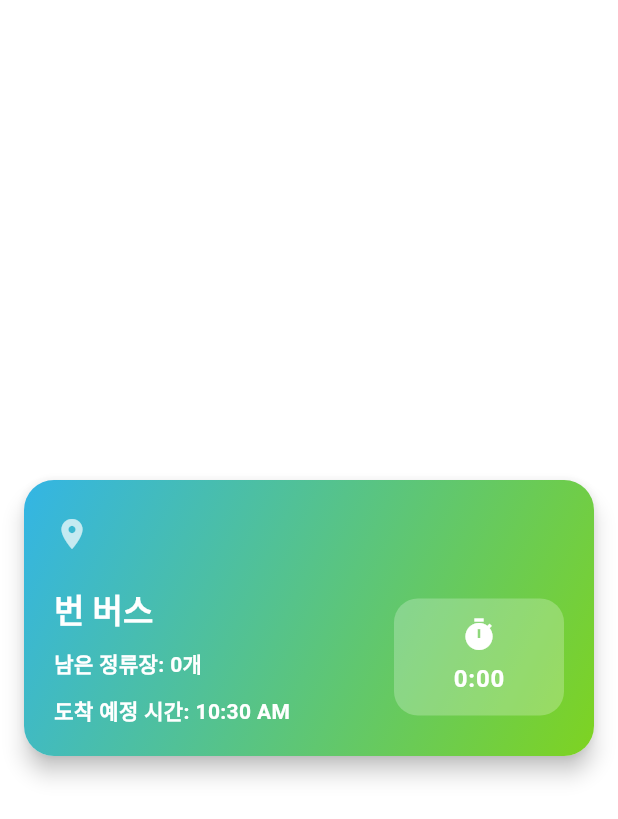
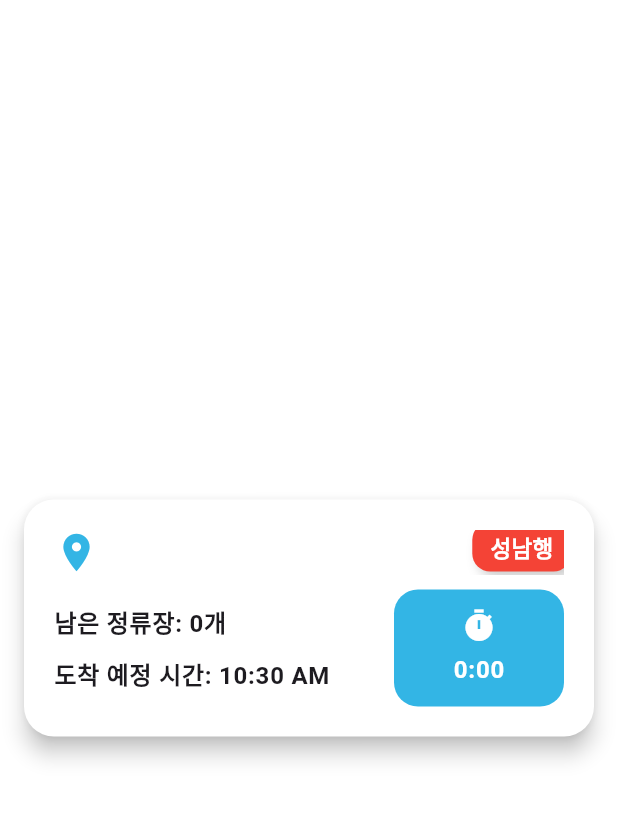
Before and after one commit to hoony00/3000BusTracker, a Flutter app: the BusArrivalCard widget shown alone on an empty page, opened directly with empty values, on a phone screen of 412 x 824 dp. Shown: the top 819 px of the screen. Run offline on Flutter 3.47's test engine with Material 3 defaults, Android fonts, the phone set to English and light mode, and no system bars; our stand-ins replace dio, flutter_dotenv, flutter_riverpod, webview_flutter; network calls fail.

Commit message:
feat : 배경이미지 및 카드 포메팅 수정

```diff
--- a/lib/screens/component/w_card.dart
+++ b/lib/screens/component/w_card.dart
@@ -73,46 +73,66 @@ class _BusArrivalCardState extends ConsumerState<BusArrivalCard> with TickerProv
 
     final isMisa = ref.watch(selectedStationProvider) == BusStations.misaStation;
 
+    Color customColor = isMisa ? const Color(0xFF33B5E5) : const Color(0xFF7ED321);
+
     return Center(
       child: Card(
+        surfaceTintColor: Colors.transparent,
+        color: Colors.white,
         elevation: 6,
         shape: RoundedRectangleBorder(borderRadius: BorderRadius.circular(20)),
         margin: const EdgeInsets.all(16),
-        child: Container(
-          decoration: BoxDecoration(
-            borderRadius: BorderRadius.circular(20),
-            gradient: LinearGradient(
-              colors: isMisa ? [
-                const Color(0xFF33B5E5),
-                const Color(0xFF7ED321),
-              ] : [
-                const Color(0xFF7ED321),
-                const Color(0xFF33B5E5),
-              ],
-              begin: Alignment.topLeft,
-              end: Alignment.bottomRight,
-            ),
-          ),
+        child: Padding(
           padding: const EdgeInsets.all(20),
           child: Column(
             mainAxisSize: MainAxisSize.min,
             children: [
-              Row(
+              Stack(
                 children: [
-                  const Icon(Icons.location_on, color: Colors.white70),
-                  const SizedBox(width: 10),
-                  Expanded(
-                    child: Text(
-                      widget.stationName,
-                      style: Theme.of(context).textTheme.headlineSmall?.copyWith(
-                        fontWeight: FontWeight.bold,
-                        color: Colors.white,
+                  Row(
+                    children: [
+                      Icon(Icons.location_on, color: customColor, size: 30),
+                      const SizedBox(width: 3),
+                      Expanded(
+                        child: Text(
+                          widget.stationName,
+                          style: Theme.of(context).textTheme.titleLarge?.copyWith(
+                            fontWeight: FontWeight.bold,
+                            color: Colors.black,
+                          ),
+                        ),
+                      ),
+                    ],
+                  ),
+                  Positioned(
+                    top: -5,
+                    right: -5,
+                    child: Container(
+                      padding: const EdgeInsets.symmetric(horizontal: 12, vertical: 6),
+                      decoration: BoxDecoration(
+                        color: Colors.red,
+                        borderRadius: BorderRadius.circular(12),
+                        boxShadow: [
+                          BoxShadow(
+                            color: Colors.black.withOpacity(0.2),
+                            blurRadius: 6,
+                            offset: Offset(4, 4),
+                          ),
+                        ],
+                      ),
+                      child: Text(
+                      isMisa ? '성남행' : '하남행',
+                        style: TextStyle(
+                          fontWeight: FontWeight.w600,
+                          color: Colors.white,
+                          fontSize: 15,
+                        ),
                       ),
                     ),
                   ),
                 ],
               ),
-              const SizedBox(height: 20),
+              const SizedBox(height: 10),
               Row(
                 children: [
                   Expanded(
@@ -121,25 +141,15 @@ class _BusArrivalCardState extends ConsumerState<BusArrivalCard> with TickerProv
                       crossAxisAlignment: CrossAxisAlignment.start,
                       children: [
                         Text(
-                          '${widget.busArrival.routeNumber}번 버스',
-                          style: Theme.of(context).textTheme.titleLarge?.copyWith(
-                            color: Colors.white,
-                            fontWeight: FontWeight.w600,
-                          ),
-                        ),
-                        const SizedBox(height: 10),
-                        Text(
                           '남은 정류장: ${widget.busArrival.prevStationCount}개',
-                          style: Theme.of(context).textTheme.bodyMedium?.copyWith(
-                            color: Colors.white,
+                          style: Theme.of(context).textTheme.bodyLarge?.copyWith(
                             fontWeight: FontWeight.bold,
                           ),
                         ),
                         const SizedBox(height: 10),
                         Text(
                           '도착 예정 시간: $formattedArrivalTime',
-                          style: Theme.of(context).textTheme.bodyMedium?.copyWith(
-                            color: Colors.white,
+                          style: Theme.of(context).textTheme.bodyLarge?.copyWith(
                             fontWeight: FontWeight.bold,
                           ),
                         ),
@@ -151,7 +161,7 @@ class _BusArrivalCardState extends ConsumerState<BusArrivalCard> with TickerProv
                     child: Container(
                       padding: const EdgeInsets.symmetric(vertical: 12, horizontal: 8),
                       decoration: BoxDecoration(
-                        color: Colors.white24,
+                        color: customColor,
                         borderRadius: BorderRadius.circular(16),
                       ),
                       child: Column(
@@ -159,8 +169,8 @@ class _BusArrivalCardState extends ConsumerState<BusArrivalCard> with TickerProv
                           ShakeTransition(
                             animation: _shakeAnimation,  // 변경된 애니메이션 타입 사용
                             child: Icon(
+                              color: Colors.white,
                               Icons.timer,
-                              color: Colors.white,
                             ),
                           ),
                           const SizedBox(height: 6),
--- /dev/null
+++ b/lib/screens/component/w_shake.dart
@@ -0,0 +1,17 @@
+import 'package:flutter/cupertino.dart';
+
+class ShakeTransition extends AnimatedWidget {
+  final Widget child;
+
+  const ShakeTransition({
+    super.key,
+    required Animation<Offset> animation,  // Animation<Offset>으로 수정
+    required this.child,
+  }) : super(listenable: animation);
+
+  @override
+  Widget build(BuildContext context) {
+    final animation = listenable as Animation<Offset>;
+    return SlideTransition(position: animation, child: child);
+  }
+}
--- a/lib/theme/custom_theme.dart
+++ b/lib/theme/custom_theme.dart
@@ -12,7 +12,7 @@ ThemeData buildThemeData(BuildContext context) {
 
     //CircularProgressIndicator
     progressIndicatorTheme: const ProgressIndicatorThemeData(
-      color: Color(0xFF33B5E5),
+      color: Colors.white,
     ),
 
     // 다이얼로그
```
Also changed, not shown: lib/screens/component/w_empty.dart (+13 -8 lines), lib/screens/view/s_main.dart (+10 -1 lines), assets/images/back2.png (added), assets/images/background.png (added), assets/images/leaf.svg (added).
